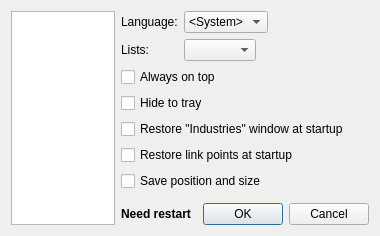
This is options.ui in HappySeaFox/tht as Qt 5 draws it before an edit. The edited form follows.
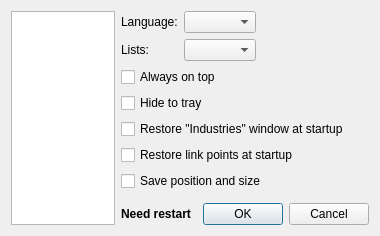
This is the edited form.

Commit message: Add "<System>" in runtime

What changed in the file:
```diff
--- a/options.ui
+++ b/options.ui
@@ -45,11 +45,6 @@
            <property name="maxVisibleItems">
             <number>15</number>
            </property>
-           <item>
-            <property name="text">
-             <string extracomment="Means &quot;The system language&quot;">&lt;System&gt;</string>
-            </property>
-           </item>
           </widget>
          </item>
          <item row="0" column="2" rowspan="2">
```
The commit also changes 8 other files.
